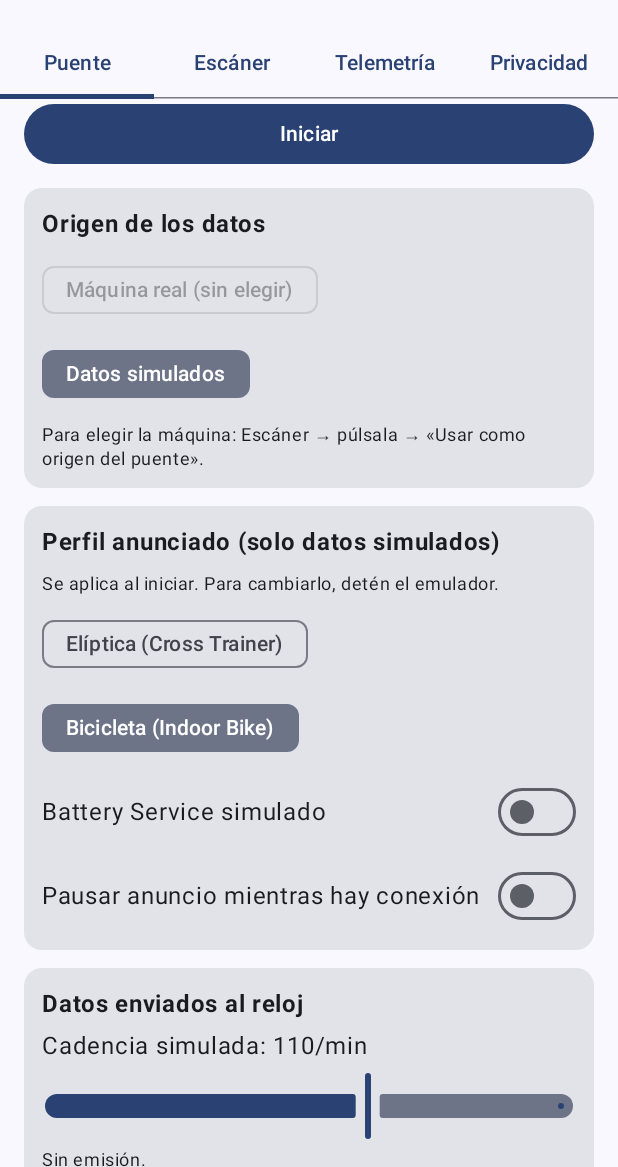
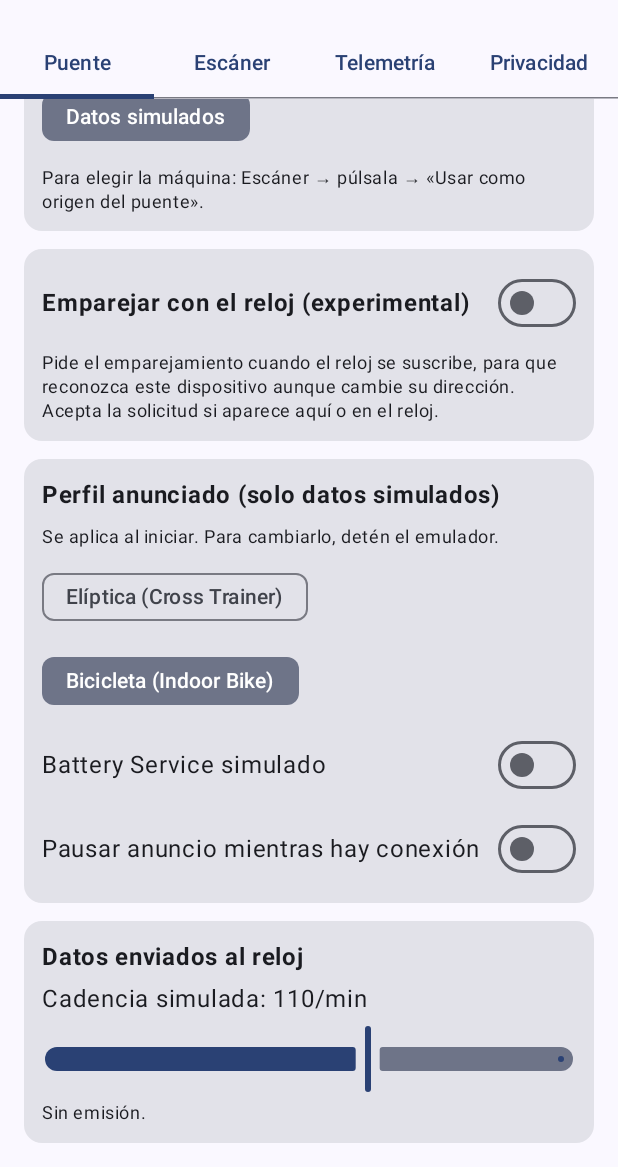
Before and after one commit to aescanero/fs2ftms.app, an Android app built with Jetpack Compose: the screen it shows after launch (MainActivity), on a phone screen of 412 x 824 dp, the part 69-1236 px from its top. Run offline under Robolectric (Android 15) with nearby library versions, the phone set to English and light mode, and no system bars.

Commit message:
Opción experimental: solicitar emparejamiento al reloj tras la suscripción
Co-Authored-By: Claude Fable 5.2 <noreply@anthropic.com>
Claude-Session: https://claude.ai/code/session_01U7vdav4xygaBEBPfR5X1De

```diff
--- a/app/src/main/kotlin/io/github/aescanero/fs2ftms/BridgeService.kt
+++ b/app/src/main/kotlin/io/github/aescanero/fs2ftms/BridgeService.kt
@@ -77,6 +77,7 @@ class BridgeService : Service() {
                 if (bridge) MachineType.INDOOR_BIKE else settings.machineType,
                 settings.batteryService,
                 settings.pauseAdvertisingWhileConnected,
+                settings.requestBonding,
             ),
             telemetry,
         )
--- a/app/src/main/kotlin/io/github/aescanero/fs2ftms/Fs2FtmsApp.kt
+++ b/app/src/main/kotlin/io/github/aescanero/fs2ftms/Fs2FtmsApp.kt
@@ -21,6 +21,7 @@ data class EmulatorSettings(
     val sourceAddress: String? = null,
     val sourceName: String? = null,
     val useBridge: Boolean = false,
+    val requestBonding: Boolean = false,
 )
 
 /** Estado compartido entre el servicio y la UI (sustituible por Hilt cuando crezca el grafo). */
@@ -34,6 +35,7 @@ class AppContainer(context: Context) {
             sourceAddress = prefs.getString("sourceAddress", null),
             sourceName = prefs.getString("sourceName", null),
             useBridge = prefs.getBoolean("useBridge", false),
+            requestBonding = prefs.getBoolean("requestBonding", false),
         ),
     )
 
@@ -44,6 +46,7 @@ class AppContainer(context: Context) {
                     .putString("sourceAddress", it.sourceAddress)
                     .putString("sourceName", it.sourceName)
                     .putBoolean("useBridge", it.useBridge)
+                    .putBoolean("requestBonding", it.requestBonding)
                     .apply()
             }
         }
--- a/app/src/main/kotlin/io/github/aescanero/fs2ftms/MainViewModel.kt
+++ b/app/src/main/kotlin/io/github/aescanero/fs2ftms/MainViewModel.kt
@@ -40,6 +40,8 @@ class MainViewModel(application: Application) : AndroidViewModel(application) {
 
     fun setPauseAdvertising(enabled: Boolean) =
         container.settings.update { it.copy(pauseAdvertisingWhileConnected = enabled) }
+
+    fun setRequestBonding(enabled: Boolean) = container.settings.update { it.copy(requestBonding = enabled) }
 
     fun setUseBridge(enabled: Boolean) = container.settings.update { it.copy(useBridge = enabled) }
 
@@ -103,6 +105,7 @@ class MainViewModel(application: Application) : AndroidViewModel(application) {
                 "machineType" to current.machineType.name,
                 "batteryService" to current.batteryService,
                 "bridge" to current.useBridge,
+                "requestBonding" to current.requestBonding,
                 "source" to current.sourceName,
                 "pauseAdvertisingWhileConnected" to current.pauseAdvertisingWhileConnected,
                 "exportedAtMs" to System.currentTimeMillis(),
--- a/app/src/main/kotlin/io/github/aescanero/fs2ftms/ui/AppScreen.kt
+++ b/app/src/main/kotlin/io/github/aescanero/fs2ftms/ui/AppScreen.kt
@@ -89,6 +89,7 @@ fun AppScreen(
                     onPauseAdvertising = vm::setPauseAdvertising,
                     onCadence = vm::setCadence,
                     onUseBridge = vm::setUseBridge,
+                    onRequestBonding = vm::setRequestBonding,
                 )
                 1 -> if (hasPermissions) {
                     ScannerTab(
@@ -132,6 +133,7 @@ private fun EmulatorTab(
     onPauseAdvertising: (Boolean) -> Unit,
     onCadence: (Int) -> Unit,
     onUseBridge: (Boolean) -> Unit,
+    onRequestBonding: (Boolean) -> Unit,
 ) {
     Column(
         Modifier.fillMaxSize().verticalScroll(rememberScrollState()).padding(16.dp),
@@ -194,6 +196,24 @@ private fun EmulatorTab(
                         },
                     )
                 }
+            }
+        }
+
+        Card(Modifier.fillMaxWidth()) {
+            Column(Modifier.padding(12.dp), verticalArrangement = Arrangement.spacedBy(8.dp)) {
+                Row(verticalAlignment = Alignment.CenterVertically) {
+                    Text("Emparejar con el reloj (experimental)", Modifier.weight(1f), fontWeight = FontWeight.Bold)
+                    Switch(
+                        checked = settings.requestBonding,
+                        enabled = !telemetry.running,
+                        onCheckedChange = onRequestBonding,
+                    )
+                }
+                Text(
+                    "Pide el emparejamiento cuando el reloj se suscribe, para que reconozca este " +
+                        "dispositivo aunque cambie su dirección. Acepta la solicitud si aparece aquí o en el reloj.",
+                    style = MaterialTheme.typography.bodySmall,
+                )
             }
         }
 
```
Also changed, not shown: ble/ftms/src/main/kotlin/io/github/aescanero/fs2ftms/ble/ftms/FtmsServer.kt (+59 -1 lines).
